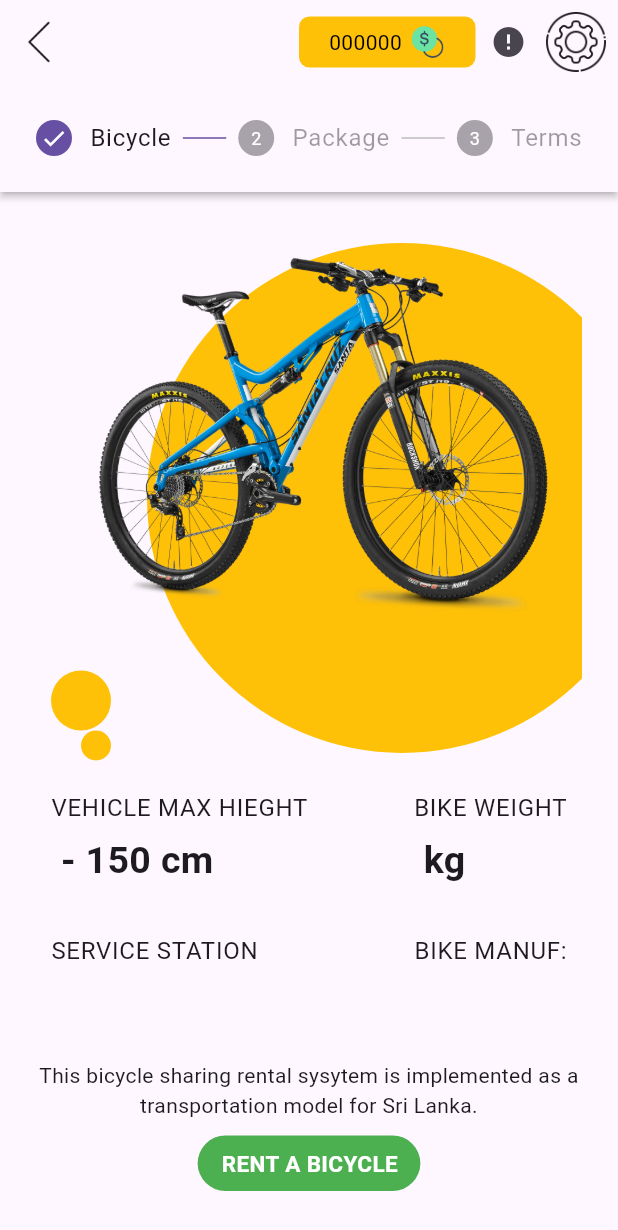
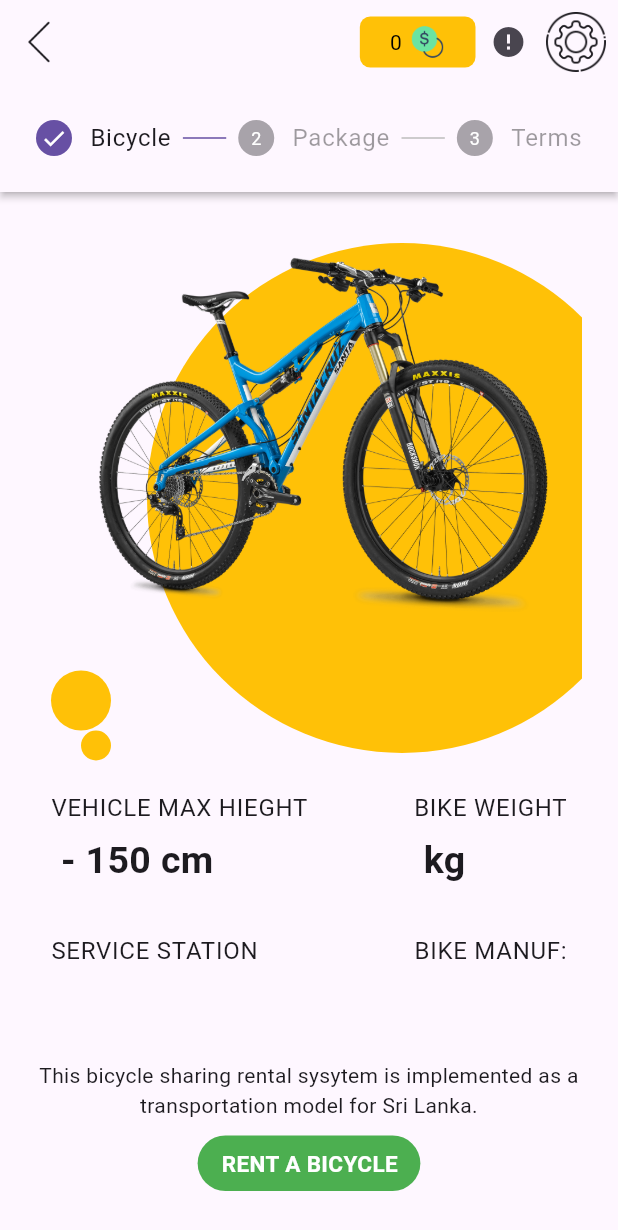
Before and after one commit to navodRathnayake/Bicycle-Hiring-App-Flutter, a Flutter app: the CyclingStepperPage screen opened by its route, on a phone screen of 412 x 824 dp. Shown: the top 1230 px of the screen. Run offline on Flutter 3.47's test engine with Material 2 defaults, Android fonts, the phone set to English and light mode, and no system bars; drawn by our look-alikes of cached_network_image; our stand-ins replace bloc, connectivity_plus, dotted_border, equatable, firebase_auth, firebase_core and 18 more; missing offline and left inert: google_mlkit_text_recognition, mobile_scanner, qr_scanner_overlay, rolling_switch; accounts and stored records are empty; network calls fail.

Commit message:
added ride logic

```diff
--- a/lib/Logic/Bloc/Cycling/View/cycling_page.dart
+++ b/lib/Logic/Bloc/Cycling/View/cycling_page.dart
@@ -23,7 +23,7 @@ class CyclingPage extends StatelessWidget {
         actions: [
           Padding(
             padding: const EdgeInsets.only(right: 10),
-            child: Points(themeData: themeData, points: '0000'),
+            child: Points(themeData: themeData),
           ),
           const Padding(
             padding: EdgeInsets.only(right: 5.0),
--- a/lib/Logic/Bloc/Cycling/View/cycling_stepper_page.dart
+++ b/lib/Logic/Bloc/Cycling/View/cycling_stepper_page.dart
@@ -9,6 +9,7 @@ import 'package:final_project/Logic/Bloc/Home/View/Widget/avatar.dart';
 import 'package:final_project/Logic/Bloc/Home/View/Widget/custom_settings_icon.dart';
 import 'package:final_project/Logic/Bloc/Home/View/Widget/points.dart';
 import 'package:final_project/Logic/Bloc/Home/View/Widget/popup_settings_menu.dart';
+import 'package:final_project/Services/database/sqlite_helper.dart';
 import 'package:final_project/Services/repository/auth%20repository/auth_repository.dart';
 import 'package:flutter/material.dart';
 import 'package:flutter_bloc/flutter_bloc.dart';
@@ -41,6 +42,8 @@ class _CyclingStepperPageState extends State<CyclingStepperPage> {
             onTap: () async {
               BlocProvider.of<QRScanBloc>(context).add(QRScanRollBackEvent());
               BlocProvider.of<StepperBloc>(context).add(StepperRollBackEvent());
+              SqfliteHelper.instance
+                  .updateAutherization(status: 'login-verified');
               widget.authenticationRepository.loading();
               await Future.delayed(const Duration(milliseconds: 1200));
               widget.authenticationRepository.verified();
@@ -59,7 +62,7 @@ class _CyclingStepperPageState extends State<CyclingStepperPage> {
         actions: [
           Padding(
             padding: const EdgeInsets.only(right: 10),
-            child: Points(themeData: themeData, points: '000000'),
+            child: Points(themeData: themeData),
           ),
           const Padding(
             padding: EdgeInsets.only(right: 5.0),
--- /dev/null
+++ b/lib/Logic/Bloc/Cycling/bloc/ride_bloc.dart
@@ -0,0 +1,15 @@
+import 'package:bloc/bloc.dart';
+import 'package:equatable/equatable.dart';
+import 'package:final_project/Logic/Bloc/Cycling/bloc/stepper_bloc.dart';
+
+part 'ride_event.dart';
+part 'ride_state.dart';
+
+class RideBloc extends Bloc<RideEvent, RideState> {
+  final StepperBloc stepperInstance;
+  RideBloc({required this.stepperInstance}) : super(const RideState()) {
+    on<RideEvent>((event, emit) {
+      // TODO: implement event handler
+    });
+  }
+}
--- /dev/null
+++ b/lib/Logic/Bloc/Cycling/bloc/ride_event.dart
@@ -0,0 +1,8 @@
+part of 'ride_bloc.dart';
+
+sealed class RideEvent extends Equatable {
+  const RideEvent();
+
+  @override
+  List<Object> get props => [];
+}
--- /dev/null
+++ b/lib/Logic/Bloc/Cycling/bloc/ride_state.dart
@@ -0,0 +1,25 @@
+part of 'ride_bloc.dart';
+
+enum RideStatus { inProcess, success, failure }
+
+class RideState extends Equatable {
+  final RideStatus status;
+  final String msg;
+  const RideState({
+    this.status = RideStatus.inProcess,
+    this.msg = '',
+  });
+
+  RideState copyWith({
+    RideStatus? status,
+    String? msg,
+  }) {
+    return RideState(
+      status: status ?? this.status,
+      msg: msg ?? this.msg,
+    );
+  }
+
+  @override
+  List<Object?> get props => [status, msg];
+}
--- a/lib/Logic/Bloc/Cycling/bloc/stepper_event.dart
+++ b/lib/Logic/Bloc/Cycling/bloc/stepper_event.dart
@@ -32,3 +32,5 @@ class PackageOnChangedEvent extends StepperEvent {
 }
 
 class StepperRollBackEvent extends StepperEvent {}
+
+class StepperAcceptEvent extends StepperEvent {}
--- a/lib/Logic/Bloc/Cycling/bloc/stepper_state.dart
+++ b/lib/Logic/Bloc/Cycling/bloc/stepper_state.dart
@@ -19,6 +19,12 @@ class StepperState extends Equatable {
   const StepperState.step1() : this._(currentStep: 1);
   const StepperState.step2() : this._(currentStep: 2);
   const StepperState.step3() : this._(currentStep: 3);
+  const StepperState.rollback()
+      : this._(
+          bicycle: const Bicycle(),
+          currentStep: 1,
+          package: Package.min120,
+        );
 
   StepperState copyWith({
     Bicycle? bicycle,
--- a/lib/Logic/Bloc/Home/View/Widget/points.dart
+++ b/lib/Logic/Bloc/Home/View/Widget/points.dart
@@ -1,16 +1,19 @@
 library points;
 
+import 'package:final_project/Account/account_bloc.dart';
 import 'package:flutter/material.dart';
+import 'package:flutter_bloc/flutter_bloc.dart';
 
 import '../../../../../Const/Widget/row_spacer.dart';
 
 class Points extends StatelessWidget {
-  final String points;
   final ThemeData themeData;
-  const Points({super.key, required this.themeData, required this.points});
+  const Points({super.key, required this.themeData});
 
   @override
   Widget build(BuildContext context) {
+    return BlocBuilder<AccountBloc, AccountState>(
+      builder: (context, state) {
         return Container(
             decoration: BoxDecoration(
               color: Colors.amber,
@@ -21,7 +24,13 @@ class Points extends StatelessWidget {
               child: Row(
                 mainAxisAlignment: MainAxisAlignment.center,
                 children: [
-              Text(points, style: const TextStyle(color: Colors.black)),
+                  Text(
+                      BlocProvider.of<AccountBloc>(context)
+                          .state
+                          .user
+                          .points
+                          .toString(),
+                      style: const TextStyle(color: Colors.black)),
                   const RowSpacer(width: 5),
                   Image.asset(
                     'Assets/icons/points.png',
@@ -30,5 +39,7 @@ class Points extends StatelessWidget {
                 ],
               ),
             ));
+      },
+    );
   }
 }
--- a/lib/Logic/Bloc/Home/View/home_page.dart
+++ b/lib/Logic/Bloc/Home/View/home_page.dart
@@ -23,7 +23,7 @@ class HomePage extends StatelessWidget {
         actions: [
           Padding(
             padding: const EdgeInsets.only(right: 10),
-            child: Points(themeData: themeData, points: '000000'),
+            child: Points(themeData: themeData),
           ),
           const Padding(
             padding: EdgeInsets.only(right: 5.0),
--- a/lib/Logic/Bloc/Profile/View/profile_info.dart
+++ b/lib/Logic/Bloc/Profile/View/profile_info.dart
@@ -95,10 +95,7 @@ Future<Object?> profileInfoDialogBox(
                                       const ColumnSpacer(height: 30),
                                       SizedBox(
                                         width: 120,
-                                        child: Points(
-                                            themeData: themeData,
-                                            points:
-                                                state.user!.points.toString()),
+                                        child: Points(themeData: themeData),
                                       ),
                                     ],
                                   ),
--- a/lib/app.dart
+++ b/lib/app.dart
@@ -5,6 +5,7 @@ import 'package:final_project/Account/account_bloc.dart';
 import 'package:final_project/Autheriztion/autherization_bloc.dart';
 import 'package:final_project/Logic/Bloc/Cycling/View/cycling_stepper_page.dart';
 import 'package:final_project/Logic/Bloc/Cycling/View/cycling_ride_page.dart';
+import 'package:final_project/Logic/Bloc/Cycling/bloc/ride_bloc.dart';
 import 'package:final_project/Logic/Bloc/Cycling/bloc/qr_scan_bloc.dart';
 import 'package:final_project/Logic/Bloc/Cycling/bloc/stepper_bloc.dart';
 import 'package:final_project/Logic/Bloc/Login/View/page_slider.dart';
@@ -36,10 +37,11 @@ class App extends StatelessWidget {
   final StepperBloc stepperBloc = StepperBloc();
   final AuthenticationRepository authenticationRepository;
   final AccountStreamRepository accountStreamRepository;
-  App(
-      {super.key,
-      required this.authenticationRepository,
-      required this.accountStreamRepository});
+  App({
+    super.key,
+    required this.authenticationRepository,
+    required this.accountStreamRepository,
+  });
 
   @override
   Widget build(BuildContext context) {
@@ -90,11 +92,13 @@ class App extends StatelessWidget {
           BlocProvider<ConfirmOTPBloc>(
               create: (_) => ConfirmOTPBloc(
                   authenticationRepository: authenticationRepository)),
-          BlocProvider<StepperBloc>(create: (context) => stepperBloc),
+          BlocProvider<StepperBloc>(create: (_) => stepperBloc),
           BlocProvider<QRScanBloc>(
               create: (_) => QRScanBloc(
                   stepperBloc: stepperBloc,
                   authenticationRepository: authenticationRepository)),
+          BlocProvider<RideBloc>(
+              create: (_) => RideBloc(stepperInstance: stepperBloc)),
         ],
         child: AppView(authenticationRepository: authenticationRepository),
       ),
```
Also changed, not shown: lib/Logic/Bloc/Cycling/View/cycling_ride_page.dart (+217 -105 lines), lib/Logic/Bloc/Cycling/bloc/stepper_bloc.dart (+7 -1 lines). Lines whose indentation alone changed are shown as unchanged.
